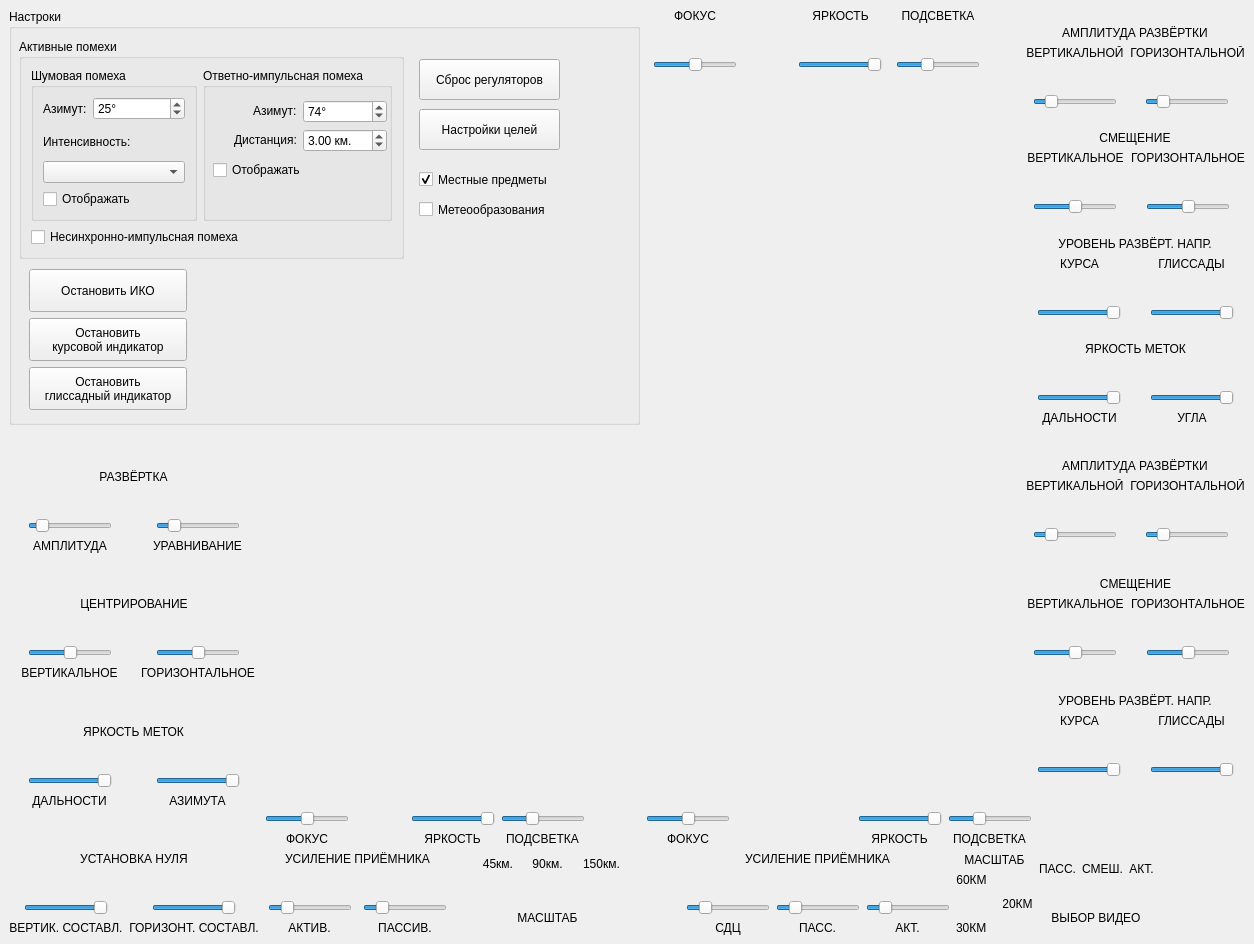
This is rspview.ui in Carduelis/vk as Qt 5 draws it before an edit. The edited form follows.
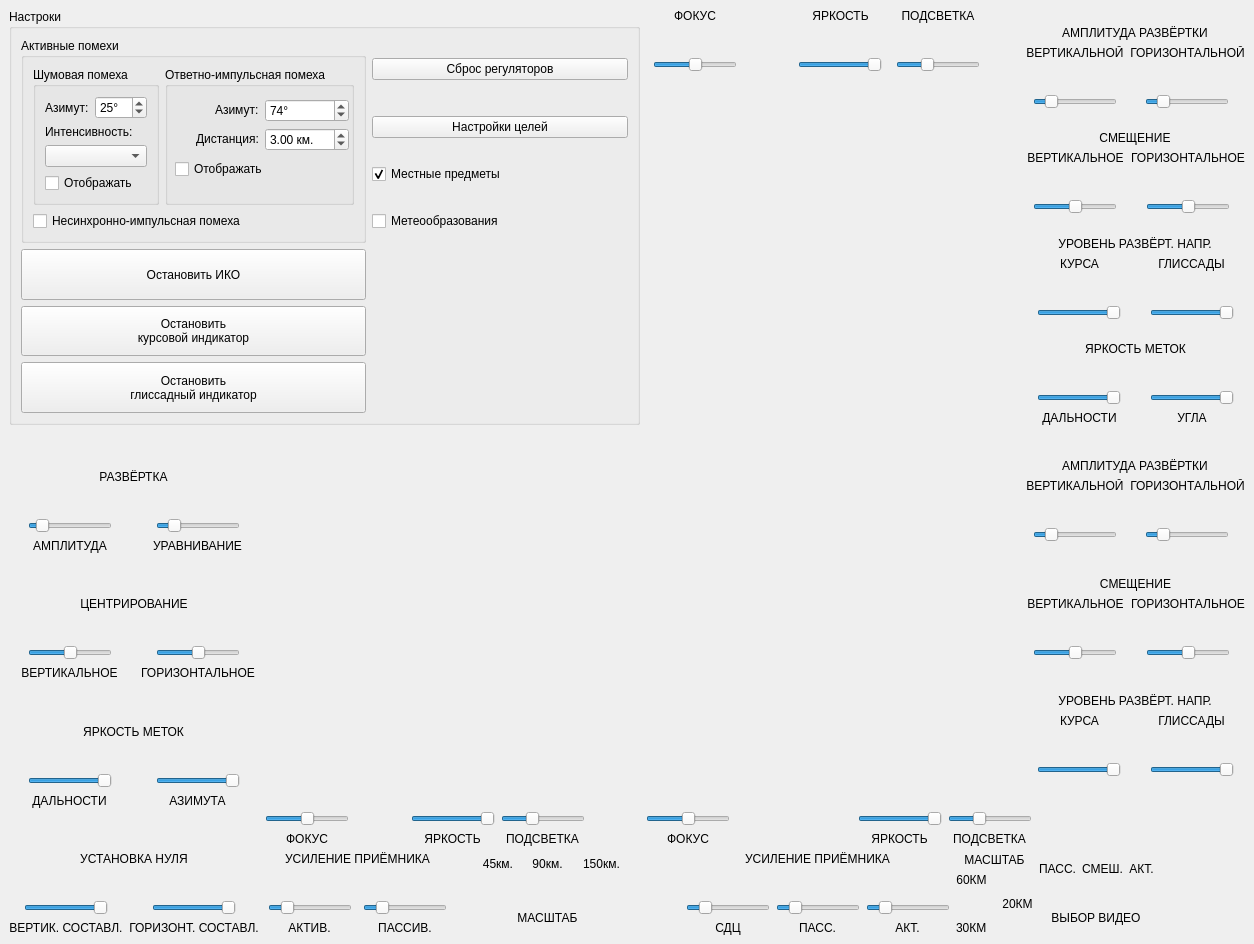
This is the edited form. Icons and pictures are not drawn. Custom widgets are drawn as their Qt base class.

Patch:
```diff
--- a/rspview.ui
+++ b/rspview.ui
@@ -3381,15 +3381,9 @@
         <property name="title">
          <string>Настроки</string>
         </property>
+        <layout class="QGridLayout" name="gridLayout_91">
+         <item row="0" column="0" rowspan="4">
         <widget class="QGroupBox" name="BoxActiveTrashSettings">
-         <property name="geometry">
-          <rect>
-           <x>10</x>
-           <y>30</y>
-           <width>385</width>
-           <height>220</height>
-          </rect>
-         </property>
          <property name="title">
           <string>Активные помехи</string>
          </property>
@@ -3545,15 +3539,9 @@
           </item>
          </layout>
         </widget>
+         </item>
+         <item row="0" column="1">
         <widget class="QPushButton" name="ButtonResetLevers">
-         <property name="geometry">
-          <rect>
-           <x>410</x>
-           <y>50</y>
-           <width>141</width>
-           <height>41</height>
-          </rect>
-         </property>
          <property name="cursor">
           <cursorShape>PointingHandCursor</cursorShape>
          </property>
@@ -3561,15 +3549,9 @@
           <string>Сброс регуляторов</string>
          </property>
         </widget>
+         </item>
+         <item row="1" column="1">
         <widget class="QPushButton" name="SetTargetsSettings">
-         <property name="geometry">
-          <rect>
-           <x>410</x>
-           <y>100</y>
-           <width>141</width>
-           <height>41</height>
-          </rect>
-         </property>
          <property name="cursor">
           <cursorShape>PointingHandCursor</cursorShape>
          </property>
@@ -3577,15 +3559,31 @@
           <string>Настройки целей</string>
          </property>
         </widget>
-        <widget class="QWidget" name="layoutWidget">
-         <property name="geometry">
-          <rect>
-           <x>20</x>
-           <y>260</y>
-           <width>158</width>
-           <height>141</height>
-          </rect>
-         </property>
+         </item>
+         <item row="2" column="1">
+          <widget class="QCheckBox" name="CheckShowLocalItems">
+           <property name="cursor">
+            <cursorShape>PointingHandCursor</cursorShape>
+           </property>
+           <property name="text">
+            <string>Местные предметы</string>
+           </property>
+           <property name="checked">
+            <bool>true</bool>
+           </property>
+          </widget>
+         </item>
+         <item row="3" column="1">
+          <widget class="QCheckBox" name="CheckShowMeteo">
+           <property name="cursor">
+            <cursorShape>PointingHandCursor</cursorShape>
+           </property>
+           <property name="text">
+            <string>Метеообразования</string>
+           </property>
+          </widget>
+         </item>
+         <item row="4" column="0">
          <layout class="QGridLayout" name="gridLayout_93">
           <item row="0" column="0">
            <widget class="QPushButton" name="ChangeMainLocatorState">
@@ -3638,42 +3636,8 @@
            </widget>
           </item>
          </layout>
-        </widget>
-        <widget class="QCheckBox" name="CheckShowLocalItems">
-         <property name="geometry">
-          <rect>
-           <x>410</x>
-           <y>160</y>
-           <width>151</width>
-           <height>21</height>
-          </rect>
-         </property>
-         <property name="cursor">
-          <cursorShape>PointingHandCursor</cursorShape>
-         </property>
-         <property name="text">
-          <string>Местные предметы</string>
-         </property>
-         <property name="checked">
-          <bool>true</bool>
-         </property>
-        </widget>
-        <widget class="QCheckBox" name="CheckShowMeteo">
-         <property name="geometry">
-          <rect>
-           <x>410</x>
-           <y>190</y>
-           <width>151</width>
-           <height>21</height>
-          </rect>
-         </property>
-         <property name="cursor">
-          <cursorShape>PointingHandCursor</cursorShape>
-         </property>
-         <property name="text">
-          <string>Метеообразования</string>
-         </property>
-        </widget>
+         </item>
+        </layout>
        </widget>
       </item>
      </layout>
```
Lines whose indentation alone changed are shown as unchanged.
